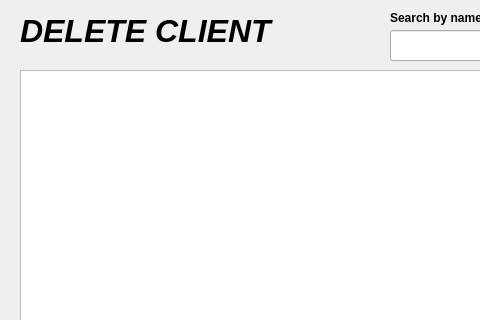
First picture: the form in deleteclient.ui, repository sluchson/Projekt-Studia-HotelSystem, before the edit; both pictures show x 0 to 480 and y 0 to 320 of the 800 by 600 pixel window.
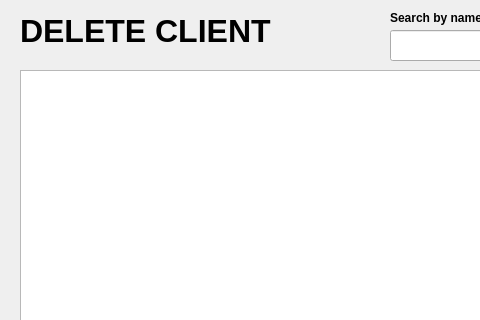
Second picture: the form after the edit.

What changed in the file:
```diff
--- a/deleteclient.ui
+++ b/deleteclient.ui
@@ -36,7 +36,7 @@
     <property name="font">
      <font>
       <pointsize>24</pointsize>
-      <italic>true</italic>
+      <italic>false</italic>
       <bold>true</bold>
      </font>
     </property>
```
Left out of the diff: 2 changed lines with no effect on the pictures.
